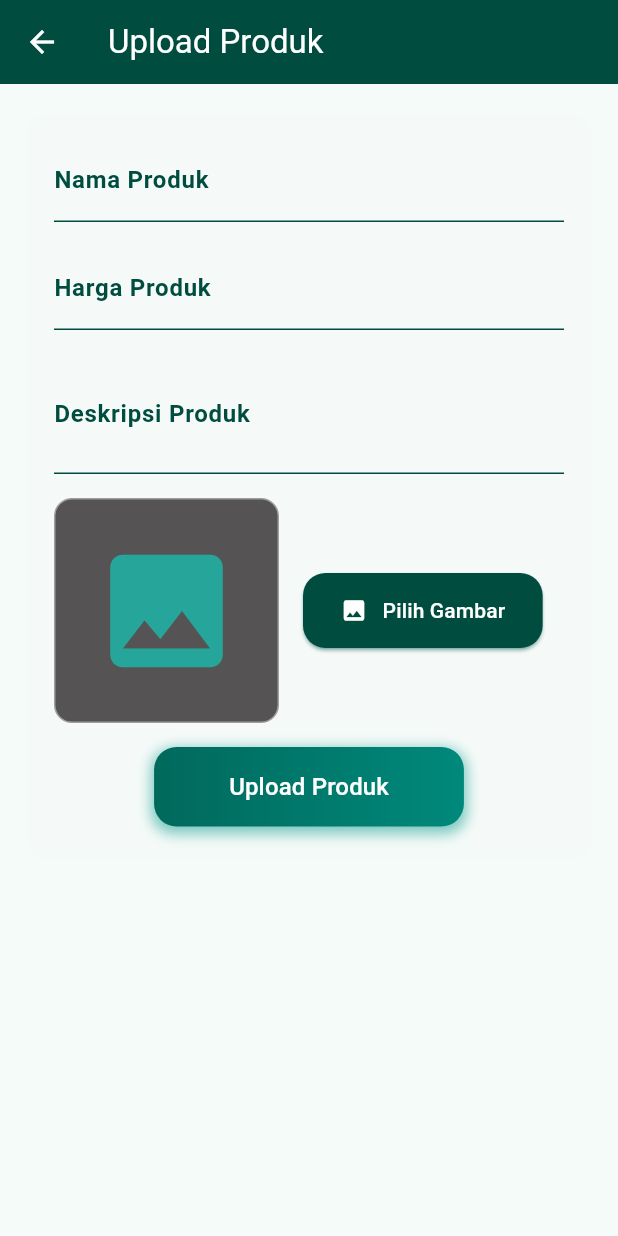
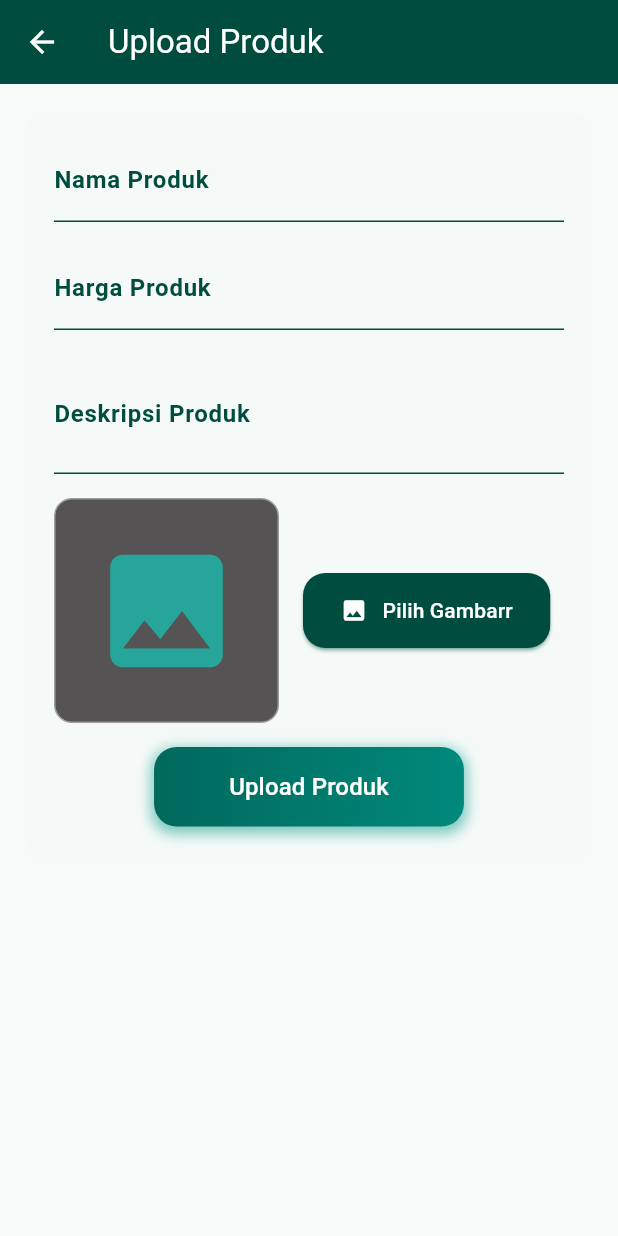
Before and after one commit to JustNap/midtest-MobileProg-MarketPlace, a Flutter app: the UploadProductScreen screen opened directly, on a phone screen of 412 x 824 dp. Run offline on Flutter 3.47's test engine with Material 3 defaults, Android fonts, the phone set to English and light mode, and no system bars; our stand-ins replace file_picker, flutter_chat_types, flutter_chat_ui, image_picker, open_filex, shared_preferences; missing offline and left inert: in_app_notification; accounts and stored records are empty.

Commit message:
tdi nyangkut keetika push

```diff
--- a/project_market_place/lib/jual/jual.dart
+++ b/project_market_place/lib/jual/jual.dart
@@ -205,7 +205,7 @@ class _UploadProductScreenState extends State<UploadProductScreen> {
                           children: [
                             Icon(Icons.image, color: Colors.white),
                             SizedBox(width: 10),
-                            Text('Pilih Gambar', style: TextStyle(color: Colors.white)),
+                            Text('Pilih Gambarr', style: TextStyle(color: Colors.white)),
                           ],
                         ),
                       ),
```
